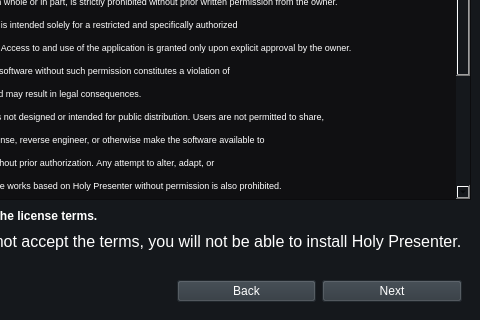
gotorfi/holypresenter, file asset/installer3.ui: the form before one commit; both pictures show x 320 to 800 and y 380 to 700 of the 800 by 700 pixel window.
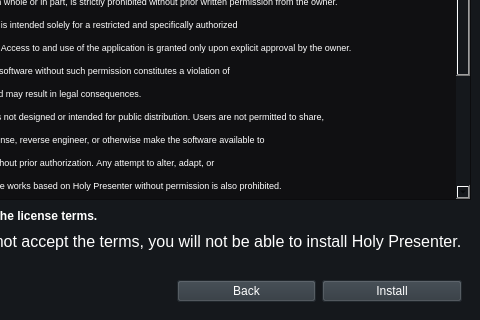
The form after the commit. Icons and pictures are not drawn.

Patch:
```diff
--- a/asset/installer3.ui
+++ b/asset/installer3.ui
@@ -192,7 +192,7 @@
             <string notr="true">background-color: rgb(46, 54, 61); color: white;</string>
            </property>
            <property name="text">
-            <string>Next</string>
+            <string>Install</string>
            </property>
           </widget>
          </item>
```
Left out of the diff: 4 changed lines with no effect on the pictures.
